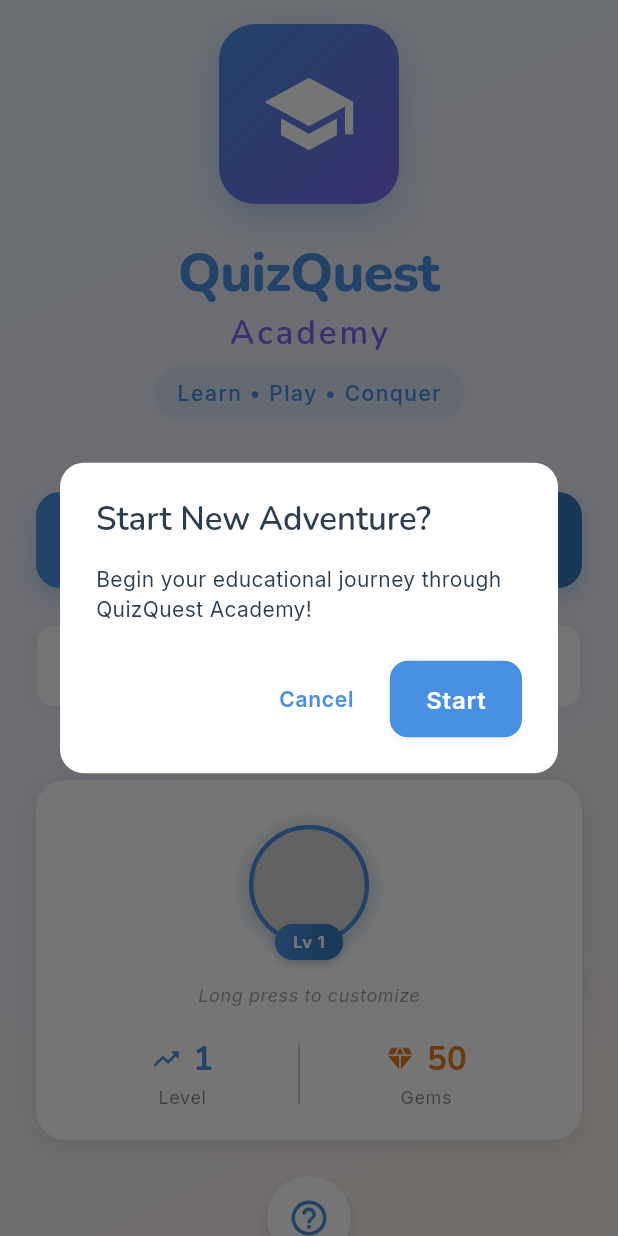
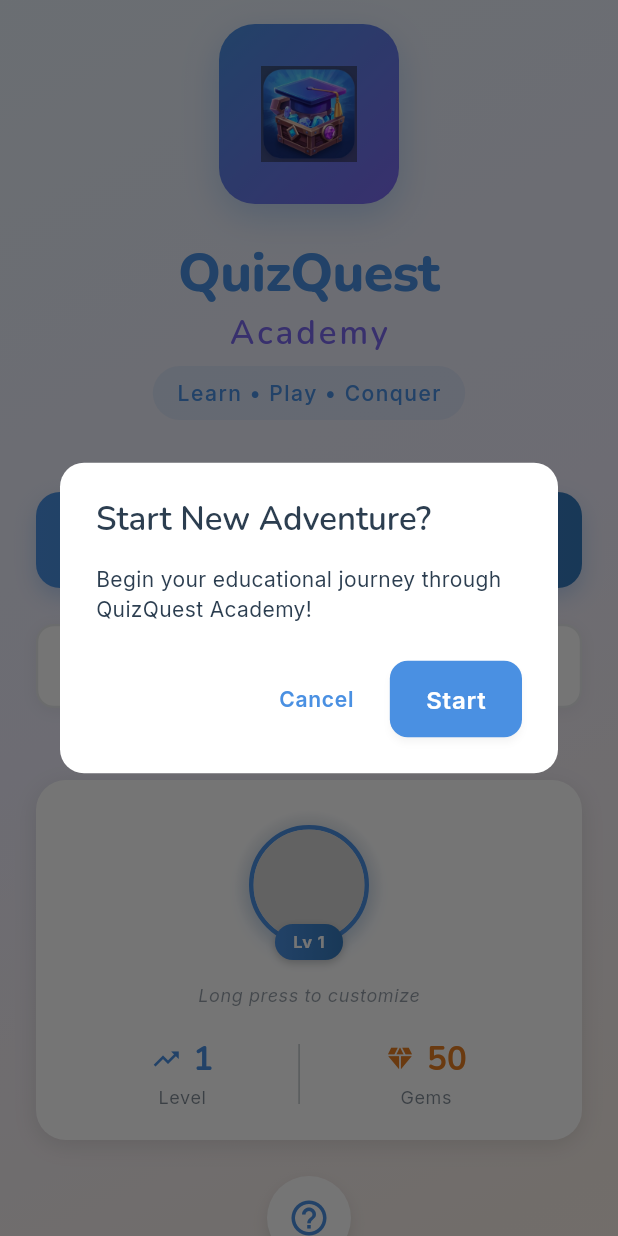
Before and after one commit to rorolovesinicole/quizquest, a Flutter app: the screen it shows after launch, after a tap on "New Game", on a phone screen of 412 x 824 dp. Run offline on Flutter 3.47's test engine with Material 3 defaults, Android fonts, the phone set to English and light mode, and no system bars; our stand-ins replace cached_network_image, connectivity_plus, fl_chart, flutter_svg, fluttertoast, google_fonts and 4 more; missing offline and left inert: fluttermoji.

Commit message:
FINAL FIX

```diff
--- a/lib/presentation/main_menu_screen/widgets/main_menu_header_widget.dart
+++ b/lib/presentation/main_menu_screen/widgets/main_menu_header_widget.dart
@@ -1,7 +1,4 @@
 import 'package:flutter/material.dart';
-
-import '../../../core/app_export.dart';
-import '../../../widgets/custom_icon_widget.dart';
 
 /// Header widget for Main Menu Screen
 ///
@@ -35,10 +32,11 @@ class MainMenuHeaderWidget extends StatelessWidget {
             ],
           ),
           child: Center(
-            child: CustomIconWidget(
-              iconName: 'school',
-              color: Colors.white,
-              size: 64,
+            child: Image.asset(
+              'assets/images/img_app_logo.png',
+              width: 64,
+              height: 64,
+              fit: BoxFit.contain,
             ),
           ),
         ),
--- a/lib/presentation/splash_screen/splash_screen.dart
+++ b/lib/presentation/splash_screen/splash_screen.dart
@@ -2,7 +2,7 @@ import 'package:flutter/material.dart';
 import 'package:flutter/services.dart';
 
 import '../../core/app_export.dart';
-import '../../widgets/custom_icon_widget.dart';
+
 import '../../services/game_state_service.dart';
 
 /// Splash Screen for QuizQuest Academy
@@ -218,10 +218,11 @@ class _SplashScreenState extends State<SplashScreen>
                   borderRadius: BorderRadius.circular(22),
                 ),
                 child: Center(
-                  child: CustomIconWidget(
-                    iconName: 'school',
-                    color: Colors.white,
-                    size: 64,
+                  child: Image.asset(
+                    'assets/images/img_app_logo.png',
+                    width: 64,
+                    height: 64,
+                    fit: BoxFit.contain,
                   ),
                 ),
               ),
```
Also changed, not shown: assets/images/img_app_logo.png (added).
